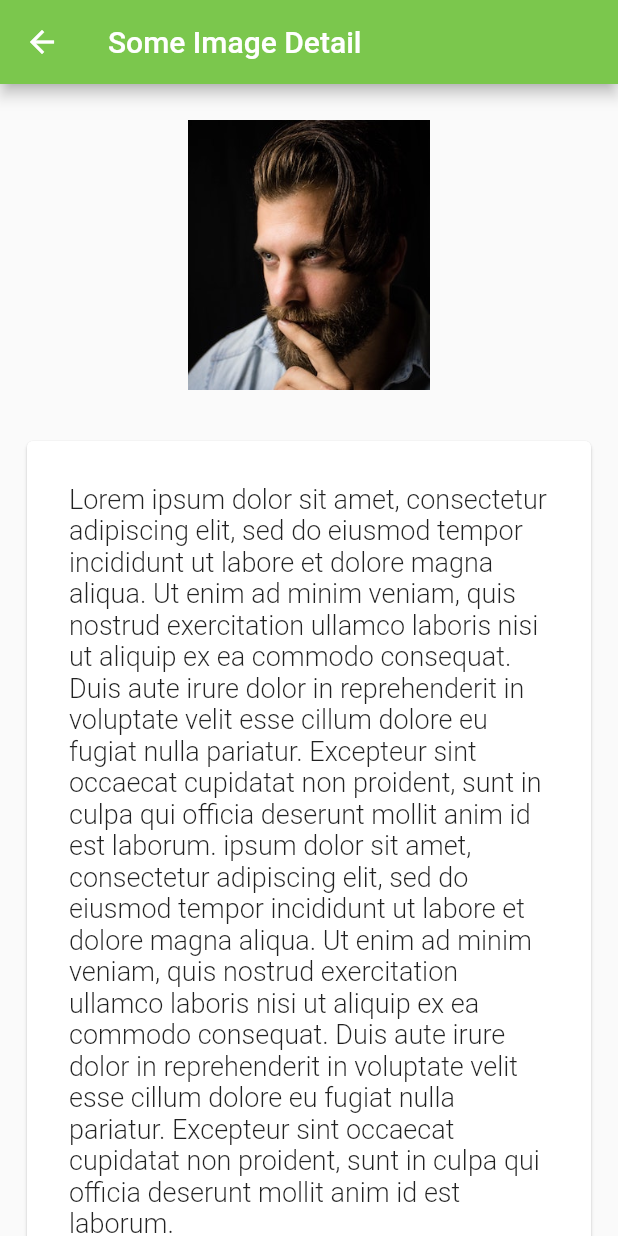
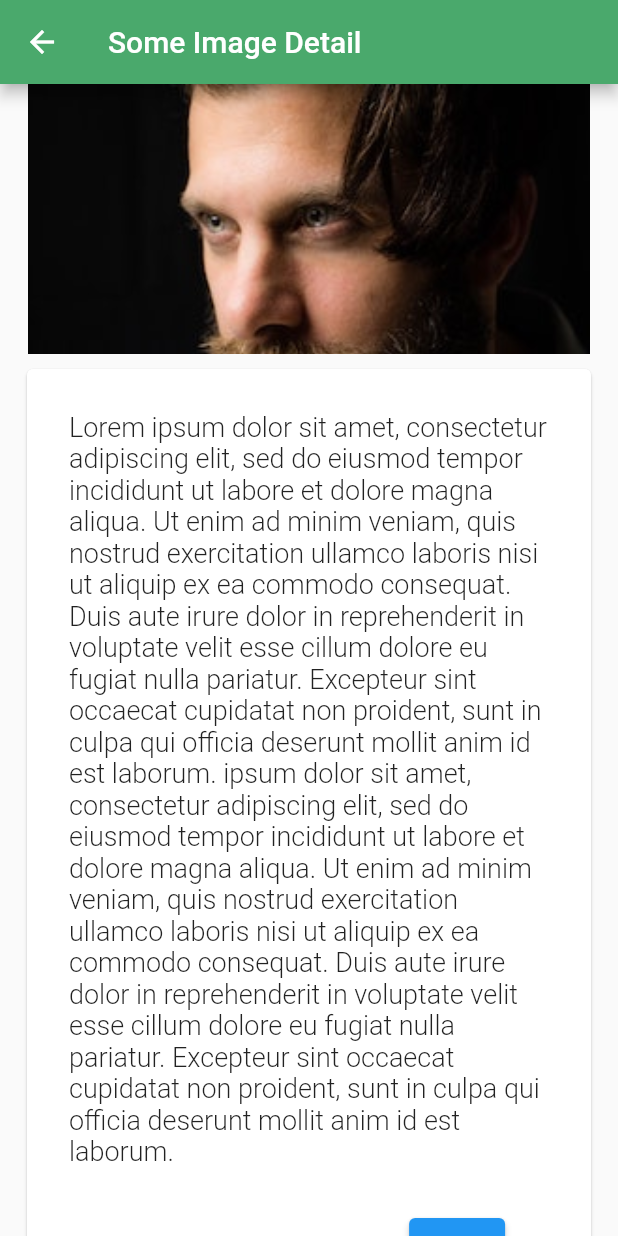
Before and after one commit to simreteabmekbib/flutter_app, a Flutter app: the Detail screen opened directly, on a phone screen of 412 x 824 dp. Run offline on Flutter 3.47's test engine with Material 2 defaults, Android fonts, the phone set to English and light mode, and no system bars; our stand-ins replace google_fonts.

Commit message:
Change image size

```diff
--- a/lib/dafaults/detail.dart
+++ b/lib/dafaults/detail.dart
@@ -8,22 +8,22 @@ class Detail extends StatelessWidget {
     return Scaffold(
       appBar: AppBar(
         title: Text('Some Image Detail'),
-        backgroundColor: Color(0XFF7BC74D),
+        backgroundColor: Color(0xFF4AA96C),
       ),
       body: SingleChildScrollView(
         child: Column(
             children: [
               Padding(
-                padding: EdgeInsets.symmetric(horizontal: 20, vertical: 24),
+                padding: EdgeInsets.symmetric(horizontal: 0, vertical: 0),
                 child: Image(
                   image: AssetImage('assets/images/profile.jpg'),
-                  fit: BoxFit.contain,
-                  width: 180,
+                  fit: BoxFit.cover,
+                  width: 375,
                   height: 180,
                 ),
               ),
               Card(
-                margin: EdgeInsets.symmetric(horizontal: 18, vertical: 10),
+                margin: EdgeInsets.fromLTRB(18, 10, 18, 10),
                 child: Column(
                   children: [
                     Padding(
```
